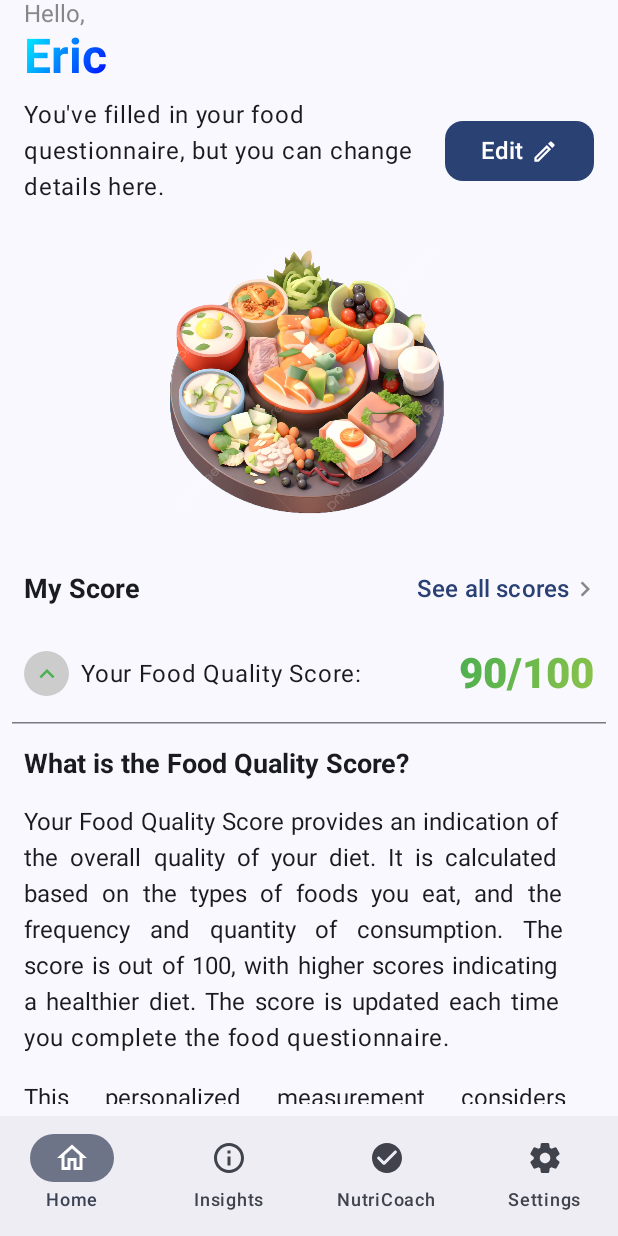
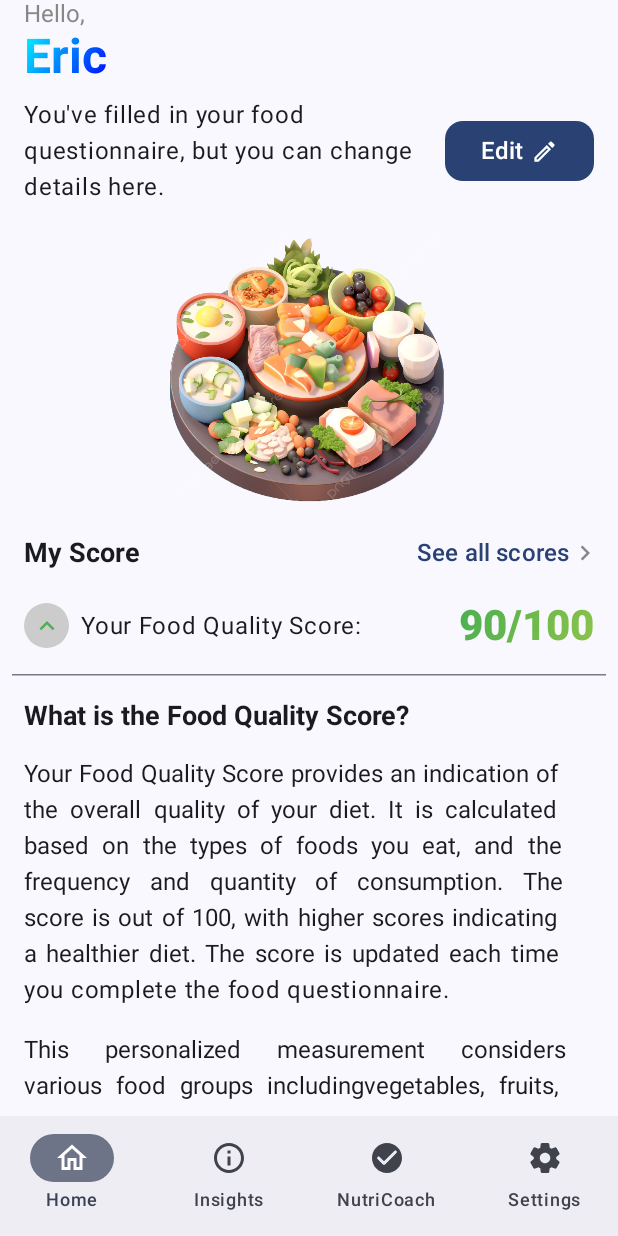
Before and after one commit to Eryc123Y/NutriTrack, an Android app built with Jetpack Compose: the home screen opened through its navigation route, on a phone screen of 412 x 824 dp. Run offline under Robolectric (Android 15) with nearby library versions, the light colour scheme and no system bars.

Commit message:
feat: Update navigation bar to hide back button on Coach and Settings screens; adjust layout padding on HomeScreen

```diff
--- a/app/src/main/java/com/example/fit2081a1_yang_xingyu_33533563/ui/screens/CoachScreen.kt
+++ b/app/src/main/java/com/example/fit2081a1_yang_xingyu_33533563/ui/screens/CoachScreen.kt
@@ -25,7 +25,7 @@ fun CoachScreen(
         topBar = {
             TopNavigationBar(
                 title = "NutriCoach",
-                showBackButton = true,
+                showBackButton = false,
                 onBackButtonClick = onBackClick
             )
         },
--- a/app/src/main/java/com/example/fit2081a1_yang_xingyu_33533563/ui/screens/HomeScreen.kt
+++ b/app/src/main/java/com/example/fit2081a1_yang_xingyu_33533563/ui/screens/HomeScreen.kt
@@ -146,7 +146,7 @@ fun QuestionnaireStatusSection(onNavigate: (String) -> Unit) {
 @Composable
 fun NutritionMixImage() {
     Row (
-        modifier = Modifier.fillMaxWidth().padding(vertical = 8.dp),
+        modifier = Modifier.fillMaxWidth(),
         horizontalArrangement = Arrangement.Center
     ){
         Image(
@@ -161,7 +161,7 @@ fun NutritionMixImage() {
 fun MyScoreDisplay() {
     // First row with title and "See all scores" button
     Row(
-        modifier = Modifier.fillMaxWidth().padding(vertical = 8.dp),
+        modifier = Modifier.fillMaxWidth(),
         horizontalArrangement = Arrangement.SpaceBetween,
         verticalAlignment = Alignment.CenterVertically
     ){
--- a/app/src/main/java/com/example/fit2081a1_yang_xingyu_33533563/ui/screens/SettingsScreen.kt
+++ b/app/src/main/java/com/example/fit2081a1_yang_xingyu_33533563/ui/screens/SettingsScreen.kt
@@ -37,7 +37,7 @@ fun SettingsScreen(
         topBar = {
             TopNavigationBar(
                 title = "Settings",
-                showBackButton = true,
+                showBackButton = false,
                 onBackButtonClick = onBackClick
             )
         },
```
